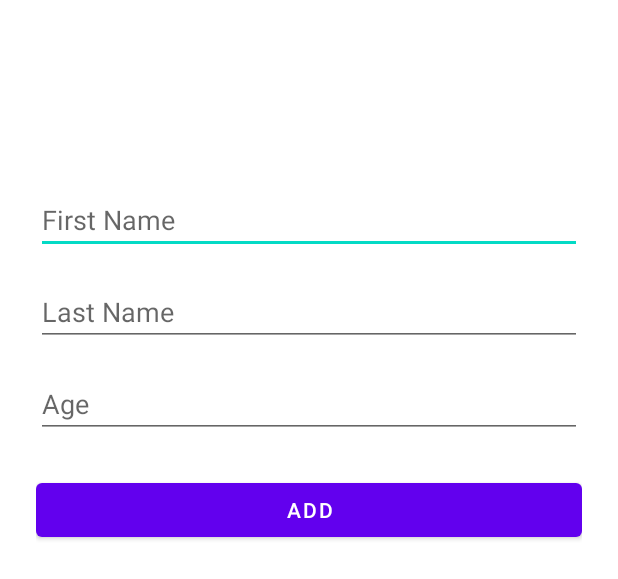
After one commit to mahdiandrovo/NoteTheApp, an Android app: the layout fragment_add.xml on its own in the app's theme, with its tools: preview values and no code run, on a phone screen of 412 x 824 dp. The commit adds this screen. Shown: the top 579 px of the screen. Run offline under Robolectric (Android 15) with nearby library versions, the phone set to English and light mode, and no system bars.

Commit message:
insert data in room database done

```diff
--- a/app/build.gradle
+++ b/app/build.gradle
@@ -19,6 +19,9 @@ android {
         testInstrumentationRunner "androidx.test.runner.AndroidJUnitRunner"
     }
 
+    buildFeatures {
+        viewBinding = true
+    }
 
     buildTypes {
         release {
--- a/app/src/main/java/com/drovo/notetheapp/MainActivity.kt
+++ b/app/src/main/java/com/drovo/notetheapp/MainActivity.kt
@@ -2,10 +2,15 @@ package com.drovo.notetheapp
 
 import androidx.appcompat.app.AppCompatActivity
 import android.os.Bundle
+import androidx.navigation.findNavController
+import androidx.navigation.ui.setupActionBarWithNavController
 
 class MainActivity : AppCompatActivity() {
     override fun onCreate(savedInstanceState: Bundle?) {
         super.onCreate(savedInstanceState)
         setContentView(R.layout.activity_main)
+
+        //setupActionBarWithNavController(findNavController(R.id.fragmentContainerView))
     }
+
 }
--- a/app/src/main/java/com/drovo/notetheapp/data/UserDao.kt
+++ b/app/src/main/java/com/drovo/notetheapp/data/UserDao.kt
@@ -8,6 +8,8 @@ import androidx.room.Query
 
 @Dao
 interface UserDao {
+    //DAO: Data Access Object
+
     //jodi same user ashe tahole ta ignore korbe
     //may b add korbe na emn kichu
     //not sure yet
--- a/app/src/main/java/com/drovo/notetheapp/data/UserRepository.kt
+++ b/app/src/main/java/com/drovo/notetheapp/data/UserRepository.kt
@@ -4,9 +4,10 @@ import androidx.lifecycle.LiveData
 
 class UserRepository(private val userDao: UserDao) {
 
-    val readAllData: LiveData<List<User>> = userDao.readAllData()
-
     suspend fun addUser(user: User){
         userDao.addUser(user)
     }
+
+    val readAllData: LiveData<List<User>> = userDao.readAllData()
+
 }
--- /dev/null
+++ b/app/src/main/res/drawable/ic_add.xml
@@ -0,0 +1,5 @@
+<vector android:height="24dp" android:tint="#000000"
+    android:viewportHeight="24" android:viewportWidth="24"
+    android:width="24dp" xmlns:android="http://schemas.android.com/apk/res/android">
+    <path android:fillColor="@android:color/white" android:pathData="M19,13h-6v6h-2v-6H5v-2h6V5h2v6h6v2z"/>
+</vector>
--- /dev/null
+++ b/app/src/main/res/layout/fragment_add.xml
@@ -0,0 +1,63 @@
+<?xml version="1.0" encoding="utf-8"?>
+<androidx.constraintlayout.widget.ConstraintLayout xmlns:android="http://schemas.android.com/apk/res/android"
+    xmlns:app="http://schemas.android.com/apk/res-auto"
+    xmlns:tools="http://schemas.android.com/tools"
+    android:layout_width="match_parent"
+    android:layout_height="match_parent"
+    android:padding="24dp"
+    tools:context=".fragments.add.AddFragment">
+
+    <EditText
+        android:id="@+id/addFirstName_et"
+        android:layout_width="match_parent"
+        android:layout_height="wrap_content"
+        android:layout_marginTop="100dp"
+        android:ems="10"
+        android:hint="First Name"
+        android:inputType="textPersonName"
+        app:layout_constraintEnd_toEndOf="parent"
+        app:layout_constraintHorizontal_bias="0.5"
+        app:layout_constraintStart_toStartOf="parent"
+        app:layout_constraintTop_toTopOf="parent"
+        tools:ignore="TouchTargetSizeCheck" />
+
+    <EditText
+        android:id="@+id/addLastName_et"
+        android:layout_width="match_parent"
+        android:layout_height="wrap_content"
+        android:layout_marginTop="16dp"
+        android:ems="10"
+        android:hint="Last Name"
+        android:inputType="textPersonName"
+        app:layout_constraintEnd_toEndOf="parent"
+        app:layout_constraintHorizontal_bias="0.5"
+        app:layout_constraintStart_toStartOf="parent"
+        app:layout_constraintTop_toBottomOf="@+id/addFirstName_et"
+        tools:ignore="TouchTargetSizeCheck,TouchTargetSizeCheck,TouchTargetSizeCheck" />
+
+    <EditText
+        android:id="@+id/addAge_et"
+        android:layout_width="match_parent"
+        android:layout_height="wrap_content"
+        android:layout_marginTop="16dp"
+        android:ems="10"
+        android:hint="Age"
+        android:inputType="number"
+        app:layout_constraintEnd_toEndOf="parent"
+        app:layout_constraintHorizontal_bias="0.5"
+        app:layout_constraintStart_toStartOf="parent"
+        app:layout_constraintTop_toBottomOf="@+id/addLastName_et"
+        tools:ignore="TouchTargetSizeCheck" />
+
+    <Button
+        android:id="@+id/add_btn"
+        android:layout_width="match_parent"
+        android:layout_height="wrap_content"
+        android:layout_marginTop="24dp"
+        android:text="Add"
+        app:layout_constraintEnd_toEndOf="parent"
+        app:layout_constraintHorizontal_bias="0.5"
+        app:layout_constraintStart_toStartOf="parent"
+        app:layout_constraintTop_toBottomOf="@+id/addAge_et" />
+
+</androidx.constraintlayout.widget.ConstraintLayout>
--- a/app/src/main/res/values/strings.xml
+++ b/app/src/main/res/values/strings.xml
@@ -1,3 +1,5 @@
 <resources>
     <string name="app_name">NoteTheApp</string>
+    <!-- TODO: Remove or change this placeholder text -->
+    <string name="hello_blank_fragment">Hello blank fragment</string>
 </resources>
```
Also changed, not shown: app/src/main/java/com/drovo/notetheapp/fragments/add/AddFragment.kt (added, +55 -0 lines), app/src/main/java/com/drovo/notetheapp/fragments/list/ListFragment.kt (added, +28 -0 lines), app/src/main/res/layout/activity_main.xml (+10 -6 lines), app/src/main/res/layout/fragment_list.xml (added, +34 -0 lines), app/src/main/res/navigation/my_nav.xml (added, +26 -0 lines).
